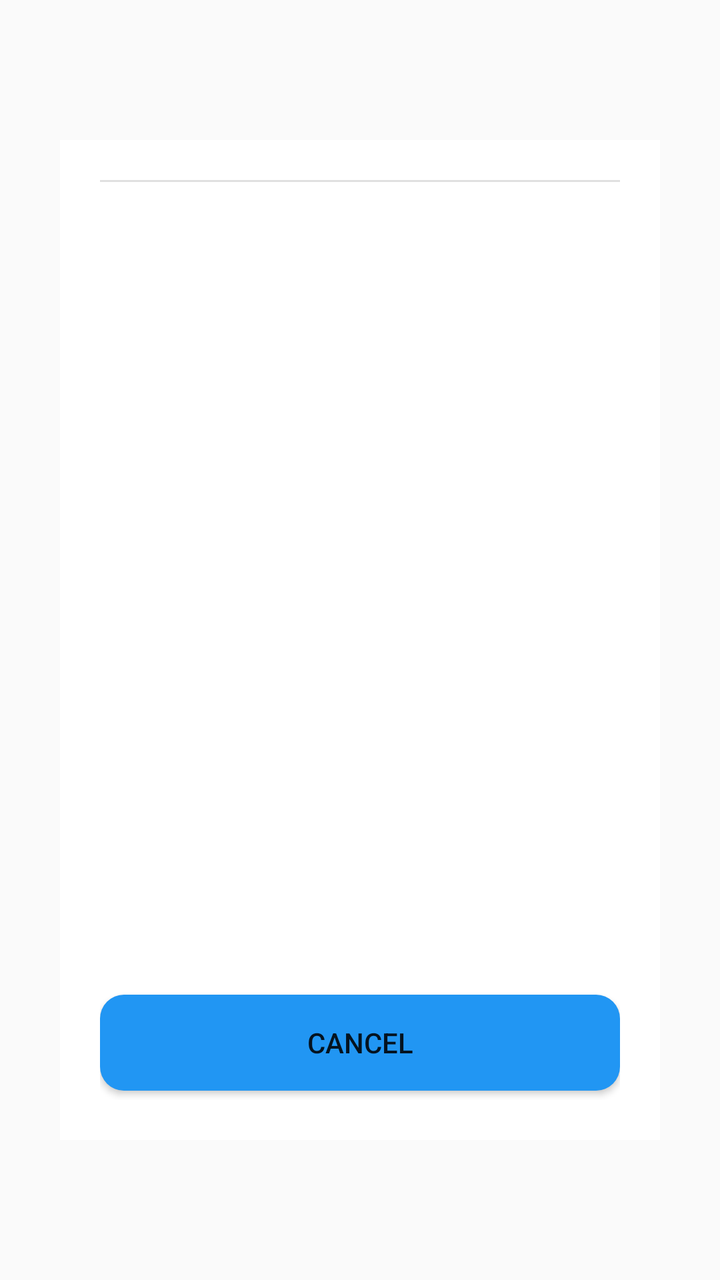
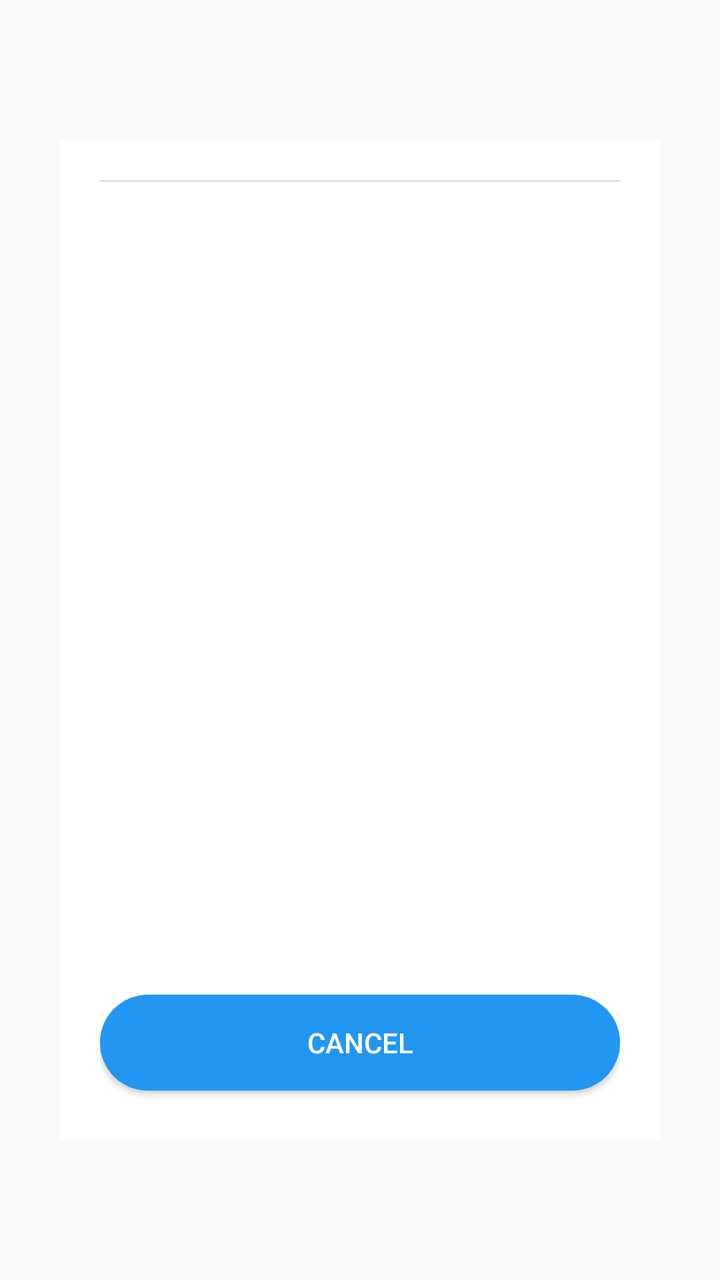

Screens rendered from an Android XML layout before and after an edit, with the pre-edit source and the edit as a unified diff.
<!-- AndroidManifest.xml: application theme Theme.RoomEqualizer -->
<!-- res/layout/popup_layout_bluetooth.xml -->
<?xml version="1.0" encoding="utf-8"?>
<LinearLayout xmlns:android="http://schemas.android.com/apk/res/android"
    xmlns:app="http://schemas.android.com/apk/res-auto"
    xmlns:tools="http://schemas.android.com/tools"
    android:layout_width="match_parent"
    android:layout_height="match_parent"
    android:gravity="center"
    android:orientation="vertical">

    <LinearLayout
        android:layout_width="300dp"
        android:layout_height="500dp"
        android:background="@color/white"
        android:orientation="vertical"
        android:padding="20dp">

        <LinearLayout
            android:layout_width="match_parent"
            android:layout_height="0dp"
            android:layout_weight="7"
            android:orientation="vertical">

            <View
                android:layout_width="match_parent"
                android:layout_height="1dp"
                android:layout_marginBottom="8dp"
                android:background="#E0E0E0" />

            
            <ListView
                android:id="@+id/listViewDevices"
                android:layout_width="match_parent"
                android:layout_height="match_parent"
                android:divider="#E0E0E0"
                android:dividerHeight="1dp"
                android:scrollbars="vertical"
                tools:listitem="@android:layout/simple_list_item_1" />

        </LinearLayout>

        <LinearLayout
            android:layout_width="match_parent"
            android:layout_height="0dp"
            android:layout_marginTop="5dp"
            android:layout_weight="1"
            android:gravity="center"
            android:orientation="vertical">

            <Button
                android:id="@+id/btnCancel"
                android:layout_width="match_parent"
                android:layout_height="wrap_content"
                android:background="@drawable/bg_button"
                android:text="@string/cancel"
                app:backgroundTint="@null" />
        </LinearLayout>

    </LinearLayout>

</LinearLayout>
<!-- resources referenced by this layout -->
<resources>
  <color name="white">#FFFFFFFF</color>
  <!-- drawable bg_button (drawable) -->
  <?xml version="1.0" encoding="utf-8"?>
  <selector xmlns:android="http://schemas.android.com/apk/res/android">
  
      
      <item android:state_pressed="true">
          <shape android:shape="rectangle">
              <solid android:color="#2196F3" /> 
              <corners android:radius="12dp" /> 
          </shape>
      </item>
  
      
      <item>
          <shape android:shape="rectangle">
              <solid android:color="#2196F3" /> 
              <corners android:radius="12dp" /> 
          </shape>
      </item>
  
  </selector>
  <string name="cancel">CANCEL</string>
  <style name="Theme.RoomEqualizer" parent="Theme.AppCompat.DayNight.NoActionBar">
          
          <item name="colorPrimary">@color/purple_500</item>
          <item name="colorPrimaryDark">@color/purple_700</item>
          <item name="colorAccent">@color/teal_200</item>
      </style>
  <color name="purple_500">#FF6200EE</color>
  <color name="purple_700">#FF3700B3</color>
  <color name="teal_200">#FF03DAC5</color>
</resources>

<!-- the commit's change to res/layout/popup_layout_bluetooth.xml (unified diff, before → after) -->
@@ -52,6 +52,7 @@
                 android:layout_height="wrap_content"
                 android:background="@drawable/bg_button"
                 android:text="@string/cancel"
+                android:textColor="@color/btn_text_color"
                 app:backgroundTint="@null" />
         </LinearLayout>
 
<!-- resource entries referenced after the edit -->
@@ -1,5 +1,6 @@
 <!-- resources referenced by this layout -->
 <resources>
+  <color name="btn_text_color">#FFFFFFFF</color>
   <color name="white">#FFFFFFFF</color>
   <!-- drawable bg_button (drawable) -->
   <?xml version="1.0" encoding="utf-8"?>
@@ -9,7 +10,7 @@
       <item android:state_pressed="true">
           <shape android:shape="rectangle">
               <solid android:color="#2196F3" /> 
-              <corners android:radius="12dp" /> 
+              <corners android:radius="24dp" /> 
           </shape>
       </item>
   
@@ -17,7 +18,7 @@
       <item>
           <shape android:shape="rectangle">
               <solid android:color="#2196F3" /> 
-              <corners android:radius="12dp" /> 
+              <corners android:radius="24dp" /> 
           </shape>
       </item>
   
